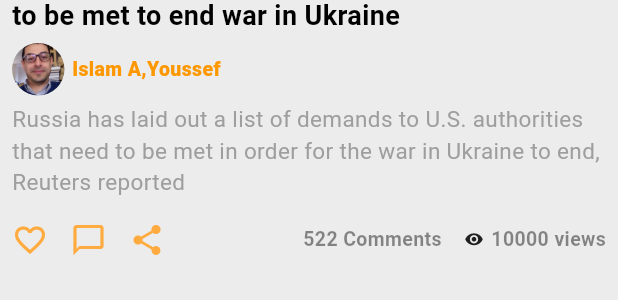
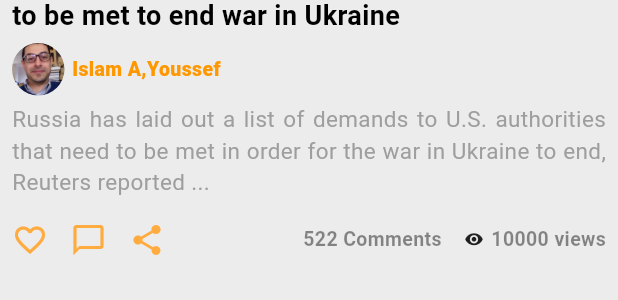
Before and after one commit to islamyoussef/BmiCalc, a Flutter app: the CustomSingleNews widget shown alone on an empty page, opened directly, on a phone screen of 412 x 824 dp. Shown: the part 302-602 px from the top of the screen. Run offline on Flutter 3.47's test engine with Material 3 defaults, Android fonts, the phone set to English and light mode, and no system bars; network calls fail.

Commit message:
Lecture 7 - Assignment

```diff
--- /dev/null
+++ b/lib/custom_widgets/lecture7/custom_author_avatar.dart
@@ -0,0 +1,39 @@
+import 'package:flutter/material.dart';
+
+class CustomAuthorAvatar extends StatelessWidget {
+  const CustomAuthorAvatar({super.key, required this.authorName, required this.authorImagePath});
+
+  final String authorImagePath;
+  final String authorName;
+
+  @override
+  Widget build(BuildContext context) {
+    return Row(
+      children: [
+        Container(
+          decoration: BoxDecoration(
+            image: DecorationImage(
+              image: ExactAssetImage(authorImagePath.toString() ??
+                  'assets/images/islam.jpg'),
+              fit: BoxFit.cover,
+            ),
+            shape: BoxShape.circle,
+          ),
+          width: 35.0,
+          height: 35.0,
+        ),
+        const SizedBox(
+          width: 5,
+        ),
+
+        Text(
+          authorName ?? 'Islam A,Youssef',
+          style: const TextStyle(
+              color: Colors.orange,
+              fontSize: 13,
+              fontWeight: FontWeight.w800),
+        )
+      ],
+    );
+  }
+}
--- a/lib/custom_widgets/lecture7/custom_section_title.dart
+++ b/lib/custom_widgets/lecture7/custom_section_title.dart
@@ -8,7 +8,9 @@ class CustomSectionTitle extends StatelessWidget {
   @override
   Widget build(BuildContext context) {
     // Section Title
-    return Row(children: [
+    return Row(
+
+        children: [
       const Icon(Icons.arrow_right_rounded),
       Text(
         sectionTitle.toString(),
--- a/lib/custom_widgets/lecture7/custom_single_news.dart
+++ b/lib/custom_widgets/lecture7/custom_single_news.dart
@@ -1,21 +1,30 @@
+import 'package:blackhourses/custom_widgets/lecture7/custom_author_avatar.dart';
+import 'package:blackhourses/lecture7_tasks/frm_news_details.dart';
 import 'package:flutter/material.dart';
 
 class CustomSingleNews extends StatelessWidget {
+   const CustomSingleNews(
+      {super.key,
+      required this.title,
+      required this.details,
+      required this.authorName,
+      required this.noOfComments,
+      required this.noOfViews,
+      required this.imagePath,
+      this.authorImage = 'assets/images/islam.jpg'});
 
-  const CustomSingleNews({super.key, required this.title, required this.details,required this.authorName, required this.noOfComments, required this.noOfViews, required this.imagePath, this.authorImage='assets/images/islam.jpg'});
-
-  final String title;
-  final String details;
-  final String authorName;
+  final String? title;
+   final String? details;
+   final String? authorName;
    final int noOfComments;
    final int noOfViews;
-  final String imagePath;
-  final String authorImage; //= 'assets/images/islam.jpg';
+   final String? imagePath;
+   final String? authorImage; //= 'assets/images/islam.jpg';
 
   @override
   Widget build(BuildContext context) {
-    return  Padding(
-      padding: const EdgeInsets.only(top: 15,bottom: 15),
+    return Padding(
+      padding: const EdgeInsets.only(top: 15, bottom: 15),
       child: Container(
           decoration: BoxDecoration(
             color: const Color(0xffECECEC),
@@ -27,12 +36,14 @@ class CustomSingleNews extends StatelessWidget {
               height: 150,
               decoration: BoxDecoration(
                 // color: Colors.orange,
-                borderRadius: const BorderRadius.only(topLeft: Radius.circular(10), topRight: Radius.circular(10)),
+                borderRadius: const BorderRadius.only(
+                    topLeft: Radius.circular(10),
+                    topRight: Radius.circular(10)),
                 //image: DecorationImage(image: AssetImage('assets/images/islam.jpg'), fit: BoxFit.fill),
                 //image: const DecorationImage(image: NetworkImage('https://placehold.co/150x150/png'), fit: BoxFit.fill),
                 image: DecorationImage(
                     image: NetworkImage(
-                        imagePath?? 'https://picsum.photos/400?random=1'),
+                        imagePath ?? 'https://picsum.photos/400?random=1'),
                     fit: BoxFit.fill),
               ),
             ),
@@ -42,50 +53,51 @@ class CustomSingleNews extends StatelessWidget {
               padding: const EdgeInsets.all(8.0),
               child: Column(
                 children: [
-                  Text(
-                    title?? 'No Title Loaded',
+                  InkWell(
+                    onTap: () {
+                      Navigator.push(
+                          context,
+                          MaterialPageRoute(
+                            builder: (context) => FrmNewsDetails(
+                                title: title ?? '',
+                                details: details ?? '',
+                                noOfComments: noOfComments ?? 0,
+                                noOfViews: noOfViews ?? 0,
+                                imagePath: imagePath ?? 'https://picsum.photos/400?random=1',
+                                authorName: authorName ?? 'Islam A,Youssef',
+                                authorImage: authorImage ?? 'assets/images/islam.jpg'),
+                          ));
+                    },
+                    child: Text(
+                      title ?? 'No Title Loaded',
                       style: const TextStyle(
                           color: Colors.black,
                           fontSize: 18,
                           fontWeight: FontWeight.w600),
                     ),
+                  ),
 
-                  const SizedBox(height: 5,),
+                  const SizedBox(
+                    height: 5,
+                  ),
 
                   // Author Avatar
-                  Row(
-                    children: [
-                      Container(
-                        decoration: BoxDecoration(
-                          image: DecorationImage(
-                            image: ExactAssetImage(authorImage.toString()?? 'assets/images/islam.jpg'),
-                            fit: BoxFit.cover,
-                          ),
-                          shape: BoxShape.circle,
-                        ),
-                        width: 35.0,
-                        height: 35.0,
+                  CustomAuthorAvatar(authorName: 'Islam A,Youssef', authorImagePath: authorImage.toString()),
+
+                  const SizedBox(
+                    height: 5,
                   ),
 
-                      const SizedBox(width: 5,),
-
-                      const Text('Islam A,Youssef', style: TextStyle(
-                        color: Colors.orange,
-                        fontSize: 13,
-                        fontWeight: FontWeight.w800
-                      ),)
-
-                    ],
-                  ),
-
-                  const SizedBox(height: 5,),
-
+                  // Details
                   Text(
-                    details?? 'No Deatils Loaded yet',
+                    textAlign: TextAlign.justify,
+                    maxLines: 3,
+                    details == null ? 'No Details Loaded yet' : '$details ...',
                     style: const TextStyle(
                       color: Colors.grey,
                       fontSize: 15,
-                        fontWeight: FontWeight.w400),
+                      fontWeight: FontWeight.w400,
+                    ),
                   )
                 ],
               ),
@@ -99,41 +111,49 @@ class CustomSingleNews extends StatelessWidget {
                 children: [
                   const Row(
                     children: [
-                      Icon(Icons.favorite_border_outlined, color: Colors.orangeAccent,),
+                      Icon(
+                        Icons.favorite_border_outlined,
+                        color: Colors.orangeAccent,
+                      ),
                       SizedBox(width: 15),
-                      Icon(Icons.chat_bubble_outline, color: Colors.orangeAccent,),
+                      Icon(
+                        Icons.chat_bubble_outline,
+                        color: Colors.orangeAccent,
+                      ),
                       SizedBox(width: 15),
-                      Icon(Icons.share, color: Colors.orangeAccent,),],
+                      Icon(
+                        Icons.share,
+                        color: Colors.orangeAccent,
                       ),
-
-                  Row(
-                      children: [
+                    ],
+                  ),
+                  Row(children: [
                     Text(
                       '$noOfComments Comments',
                       style: const TextStyle(
                           color: Colors.black45,
                           fontSize: 13,
-                              fontWeight: FontWeight.w700
-                          ),),
-
+                          fontWeight: FontWeight.w700),
+                    ),
                     const SizedBox(width: 15),
-                        const Icon(Icons.remove_red_eye,size: 13,),
+                    const Icon(
+                      Icons.remove_red_eye,
+                      size: 13,
+                    ),
                     const SizedBox(width: 5),
-                        Text('$noOfViews views',
+                    Text(
+                      '$noOfViews views',
                       style: const TextStyle(
                           color: Colors.black45,
                           fontSize: 13,
-                              fontWeight: FontWeight.w700
-                          ),)
-
-                      ]
+                          fontWeight: FontWeight.w700),
                     )
+                  ])
                 ],
               ),
             )
 
           ])),
-    )
-    ;
+    );
   }
 }
--- a/lib/main.dart
+++ b/lib/main.dart
@@ -5,6 +5,7 @@ import 'package:blackhourses/lecture5_tasks/frm_lec5_Home.dart';
 import 'package:blackhourses/lecture5_tasks/frm_lec5_voca_family.dart';
 import 'package:blackhourses/lecture6_tasks/frm_bmi.dart';
 import 'package:blackhourses/lecture6_tasks/frm_bmi_result.dart';
+import 'package:blackhourses/lecture7_tasks/frm_news_details.dart';
 import 'package:blackhourses/lecture7_tasks/frm_test_api.dart';
 import 'package:flutter/material.dart';
 import 'home_navigator.dart';
@@ -30,7 +31,7 @@ class MyApp extends StatelessWidget {
         colorScheme: ColorScheme.fromSeed(seedColor: Color(0xff24263B)),
         useMaterial3: true,
       ),
-      initialRoute: '/FrmTestApi',
+      initialRoute: '/Navigator',
       routes: {
         '/Navigator' : (context) => const FrmNavigator(),
 
@@ -47,6 +48,7 @@ class MyApp extends StatelessWidget {
 
         '/Lec7HomeNews' : (context) => const FrmHomeNews(),
         '/FrmTestApi' : (context) => const FrmTestApi(),
+        //'/FrmNewsDetails' : (context) => const FrmNewsDetails(),
       },
       //home: const MyHomePage(title: 'Lecture 4 - Task 4-4'),
       home: const FrmLec5Home(),
```
Also changed, not shown: lib/custom_widgets/lecture7/custom_appbar.dart (+22 -10 lines), lib/lecture7_tasks/frm_home_news.dart (+10 -5 lines), lib/lecture7_tasks/frm_news_details.dart (added, +133 -0 lines), lib/lecture7_tasks/frm_test_api.dart (+11 -10 lines). Lines whose indentation alone changed are shown as unchanged.
